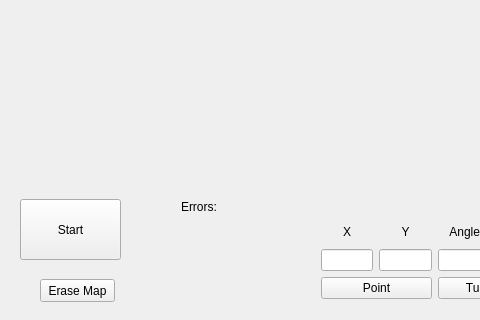
Before: the Qt Designer form RMR_QT/RMR_QT.ui in MarkMan0/RMR, drawn with Qt 5; both pictures show x 0 to 480 and y 331 to 651 of the 803 by 651 pixel window.
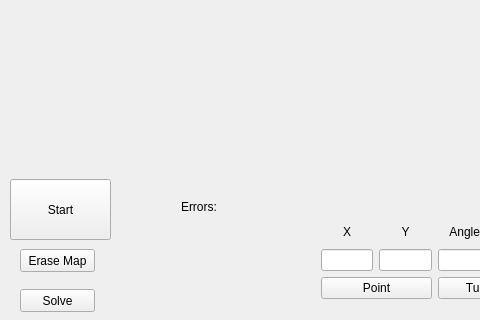
After: the same form once the commit is applied.

The edit to the form file:
```diff
--- a/RMR_QT/RMR_QT.ui
+++ b/RMR_QT/RMR_QT.ui
@@ -16,8 +16,8 @@
   <widget class="QPushButton" name="pushButtonStart">
    <property name="geometry">
     <rect>
-     <x>20</x>
-     <y>530</y>
+     <x>10</x>
+     <y>510</y>
      <width>101</width>
      <height>61</height>
     </rect>
@@ -40,8 +40,8 @@
   <widget class="QPushButton" name="pushButtonEraseMap">
    <property name="geometry">
     <rect>
-     <x>40</x>
-     <y>610</y>
+     <x>20</x>
+     <y>580</y>
      <width>75</width>
      <height>23</height>
     </rect>
@@ -255,6 +255,19 @@
     </item>
    </layout>
   </widget>
+  <widget class="QPushButton" name="pushButtonSolve">
+   <property name="geometry">
+    <rect>
+     <x>20</x>
+     <y>620</y>
+     <width>75</width>
+     <height>23</height>
+    </rect>
+   </property>
+   <property name="text">
+    <string>Solve</string>
+   </property>
+  </widget>
  </widget>
  <layoutdefault spacing="6" margin="11"/>
  <tabstops>
```
